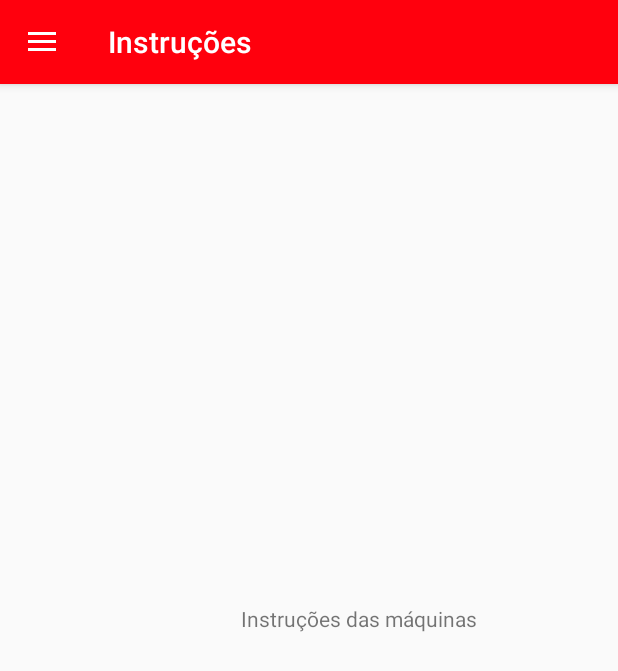
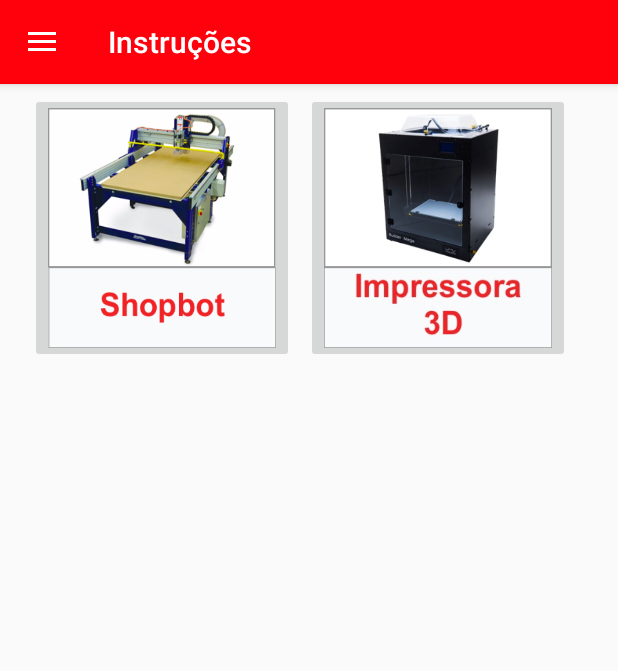
Before and after one commit to Samuelgranato/Projeto4-Desagil, an Android app: the Instrucoes screen opened directly, with no data from a screen before it, on a phone screen of 412 x 824 dp. Shown: the top 671 px of the screen. Run offline under Robolectric (Android 15) with nearby library versions, the phone set to English and light mode, and no system bars.

Commit message:
instrucoes primeira parte

```diff
--- a/app/src/main/res/layout/content_instrucoes.xml
+++ b/app/src/main/res/layout/content_instrucoes.xml
@@ -7,13 +7,51 @@
     app:layout_behavior="@string/appbar_scrolling_view_behavior"
     tools:context=".Instrucoes">
 
-    <TextView
-        android:id="@+id/textView2"
-        android:layout_width="wrap_content"
-        android:layout_height="wrap_content"
-        android:layout_marginEnd="94dp"
-        android:text="Instruções das máquinas"
-        app:layout_constraintBottom_toBottomOf="parent"
-        app:layout_constraintEnd_toEndOf="parent"
-        app:layout_constraintTop_toTopOf="parent" />
+    <LinearLayout
+        android:id="@+id/COL1"
+        android:layout_width="176dp"
+        android:layout_height="match_parent"
+        android:layout_marginStart="20dp"
+        android:layout_marginTop="32dp"
+        android:layout_weight="1"
+        android:orientation="horizontal"
+        app:layout_constraintStart_toStartOf="parent"
+        app:layout_constraintTop_toTopOf="parent"
+        tools:ignore="MissingConstraints">
+
+        <ImageButton
+            android:id="@+id/imageButton6"
+            style="@android:style/Widget.Material.Light.ImageButton"
+            android:layout_width="0dp"
+            android:layout_height="180dp"
+            android:layout_marginTop="30dp"
+            android:layout_weight="1"
+            android:scaleType="fitXY"
+            app:srcCompat="@drawable/shopbot" />
+
+    </LinearLayout>
+
+    <LinearLayout
+        android:id="@+id/COL2"
+        android:layout_width="176dp"
+        android:layout_height="match_parent"
+        android:layout_marginStart="8dp"
+        android:layout_marginTop="32dp"
+        android:layout_weight="1"
+        android:gravity="fill_horizontal"
+        android:orientation="horizontal"
+        app:layout_constraintStart_toEndOf="@+id/COL1"
+        app:layout_constraintTop_toTopOf="parent"
+        tools:ignore="MissingConstraints">
+
+        <ImageButton
+            android:id="@+id/imageButton8"
+            android:layout_width="0dp"
+            android:layout_height="180dp"
+            android:layout_marginTop="30dp"
+
+            android:layout_weight="1"
+            android:scaleType="fitXY"
+            app:srcCompat="@drawable/impressora3d" />
+    </LinearLayout>
 </android.support.constraint.ConstraintLayout>
```
Also changed, not shown: app/src/main/res/drawable/impressora3d.jpg (added), app/src/main/res/drawable/shopbot.png (added).
